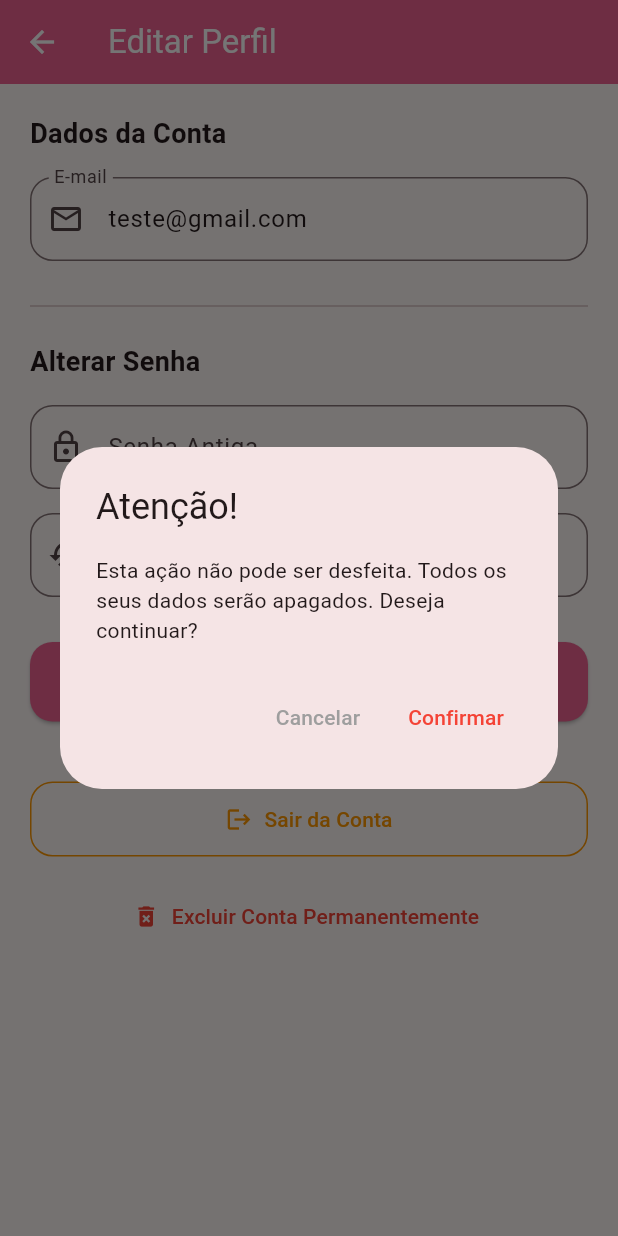
After one commit to BeatrizKSilva/app-controle-financeiro, a Flutter app: the EditarPerfil screen opened directly, after a tap on "Excluir Conta Permanentemente", on a phone screen of 412 x 824 dp. The commit adds this screen. Run offline on Flutter 3.47's test engine with Material 3 defaults, Android fonts, the phone set to English and light mode, and no system bars; our stand-ins replace flutter_slidable.

Commit message:
Implementando edição de perfil

```diff
--- a/lib/repositories/user_mock.dart
+++ b/lib/repositories/user_mock.dart
@@ -2,8 +2,24 @@ class UserMock {
   static String email = "teste@gmail.com";
   static String senha = "123456";
 
-  static void salvarNovoUsuario(String email, String senha) {
-    email = email;
-    senha = senha;
+  static void salvarNovoUsuario(String emailNovo, String senhaNova) {
+    email = emailNovo;
+    senha = senhaNova;
+  }
+
+  static bool verificarSenhaAntiga(String senhaDigitada) {
+    return senhaDigitada == senha;
+  }
+
+  static void atualizarPerfil(String emailNovo, String senhaNova) {
+    email = emailNovo;
+    if (senhaNova.isEmpty) {
+      senha = senhaNova;
+    }
+  }
+
+  static void excluirConta() {
+    email = "";
+    senha = "";
   }
 }
--- /dev/null
+++ b/lib/views/editar_perfil.dart
@@ -0,0 +1,193 @@
+import 'package:flutter/material.dart';
+import 'package:vinta_financas/repositories/user_mock.dart';
+import 'package:vinta_financas/views/login.dart';
+
+class EditarPerfil extends StatefulWidget {
+  const EditarPerfil({super.key});
+
+  @override
+  State<EditarPerfil> createState() => _EditarPerfilState();
+}
+
+class _EditarPerfilState extends State<EditarPerfil> {
+  late TextEditingController _emailController;
+  final TextEditingController _senhaAntigaController = TextEditingController();
+  final TextEditingController _senhaNovaController = TextEditingController();
+
+  @override
+  void initState() {
+    super.initState();
+    _emailController = TextEditingController(text: UserMock.email);
+  }
+
+  void _salvarAlteracoes() {
+    String senhaAntiga = _senhaAntigaController.text;
+    String senhaNova = _senhaNovaController.text;
+
+    if (senhaNova.isNotEmpty) {
+      if (!UserMock.verificarSenhaAntiga(senhaAntiga)) {
+        ScaffoldMessenger.of(context).showSnackBar(
+          const SnackBar(
+            content: Text('Senha Incorreta'),
+            backgroundColor: Colors.red,
+          ),
+        );
+        return;
+      }
+    }
+    UserMock.atualizarPerfil(_emailController.text, senhaNova);
+
+    ScaffoldMessenger.of(context).showSnackBar(
+      const SnackBar(
+        content: Text('Perfil Atualizado com Sucesso!'),
+        backgroundColor: Colors.green,
+      ),
+    );
+    _senhaAntigaController.clear();
+    _senhaNovaController.clear();
+  }
+
+  void _mostarConfirmacao(
+      {required String titulo,
+      required String mensagem,
+      required VoidCallback onConfirm,
+      bool isExcluir = false}) {
+    showDialog(
+      context: context,
+      builder: (context) {
+        return AlertDialog(
+          title: Text(titulo),
+          content: Text(mensagem),
+          actions: [
+            TextButton(
+              onPressed: () => Navigator.pop(context),
+              child:
+                  const Text('Cancelar', style: TextStyle(color: Colors.grey)),
+            ),
+            TextButton(
+              onPressed: onConfirm,
+              child: Text('Confirmar',
+                  style:
+                      TextStyle(color: isExcluir ? Colors.red : Colors.pink)),
+            ),
+          ],
+        );
+      },
+    );
+  }
+
+  void _fazerLogout() {
+    Navigator.pushAndRemoveUntil(
+      context,
+      MaterialPageRoute(builder: (context) => const Login()),
+      (route) => false,
+    );
+  }
+
+  @override
+  Widget build(BuildContext context) {
+    return Scaffold(
+      appBar: AppBar(
+        title: const Text('Editar Perfil'),
+        backgroundColor: Colors.pink.shade300,
+        foregroundColor: Colors.white,
+      ),
+      body: SingleChildScrollView(
+        padding: const EdgeInsets.all(20.0),
+        child: Column(
+          crossAxisAlignment: CrossAxisAlignment.stretch,
+          children: [
+            const Text('Dados da Conta',
+                style: TextStyle(fontSize: 18, fontWeight: FontWeight.bold)),
+            const SizedBox(height: 16),
+            TextField(
+              controller: _emailController,
+              decoration: InputDecoration(
+                labelText: 'E-mail',
+                prefixIcon: const Icon(Icons.email_outlined),
+                border:
+                    OutlineInputBorder(borderRadius: BorderRadius.circular(15)),
+              ),
+            ),
+            const SizedBox(height: 22),
+            const Divider(),
+            const SizedBox(height: 16),
+            const Text('Alterar Senha',
+                style: TextStyle(fontSize: 18, fontWeight: FontWeight.bold)),
+            const SizedBox(height: 16),
+            TextField(
+              controller: _senhaAntigaController,
+              obscureText: true,
+              decoration: InputDecoration(
+                labelText: 'Senha Antiga',
+                prefixIcon: const Icon(Icons.lock_outline),
+                border:
+                    OutlineInputBorder(borderRadius: BorderRadius.circular(15)),
+              ),
+            ),
+            const SizedBox(height: 16),
+            TextField(
+              controller: _senhaNovaController,
+              decoration: InputDecoration(
+                labelText: 'Nova Senha',
+                prefixIcon: const Icon(Icons.lock_reset),
+                border:
+                    OutlineInputBorder(borderRadius: BorderRadius.circular(15)),
+              ),
+            ),
+            const SizedBox(height: 30),
+            ElevatedButton(
+              style: ElevatedButton.styleFrom(
+                backgroundColor: Colors.pink.shade300,
+                foregroundColor: Colors.white,
+                padding: const EdgeInsets.symmetric(vertical: 15),
+                shape: RoundedRectangleBorder(
+                    borderRadius: BorderRadiusGeometry.circular(15)),
+              ),
+              onPressed: _salvarAlteracoes,
+              child: const Text('Salvar Alterações',
+                  style: TextStyle(fontSize: 16, fontWeight: FontWeight.bold)),
+            ),
+            const SizedBox(height: 40),
+            OutlinedButton.icon(
+              style: OutlinedButton.styleFrom(
+                foregroundColor: Colors.orange,
+                side: const BorderSide(color: Colors.orange),
+                padding: const EdgeInsets.symmetric(vertical: 15),
+                shape: RoundedRectangleBorder(
+                    borderRadius: BorderRadiusGeometry.circular(15)),
+              ),
+              icon: const Icon(Icons.logout),
+              label: const Text('Sair da Conta'),
+              onPressed: () {
+                _mostarConfirmacao(
+                  titulo: 'Sair da Conta',
+                  mensagem: 'Tem certeza que deseja sir do aplicativo?',
+                  onConfirm: _fazerLogout,
+                );
+              },
+            ),
+            const SizedBox(height: 16),
+            TextButton.icon(
+              style: TextButton.styleFrom(foregroundColor: Colors.red),
+              icon: const Icon(Icons.delete_forever),
+              label: const Text('Excluir Conta Permanentemente'),
+              onPressed: () {
+                _mostarConfirmacao(
+                  titulo: 'Atenção!',
+                  mensagem:
+                      'Esta ação não pode ser desfeita. Todos os seus dados serão apagados. Deseja continuar?',
+                  isExcluir: true,
+                  onConfirm: () {
+                    UserMock.excluirConta();
+                    _fazerLogout(); // Depois de excluir, manda pro login também
+                  },
+                );
+              },
+            ),
+          ],
+        ),
+      ),
+    );
+  }
+}
```
Also changed, not shown: lib/views/opcoes.dart (+34 -12 lines).
